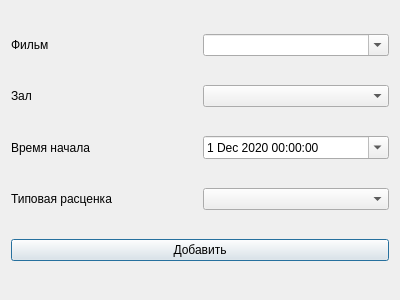
Qt form addsession.ui (dimab0nd/TBD_kursach) before a commit.
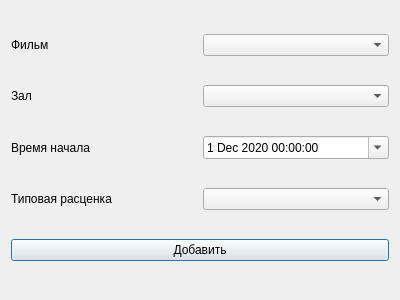
The same form after that commit.

```diff
--- a/addsession.ui
+++ b/addsession.ui
@@ -38,7 +38,7 @@
      <item>
       <widget class="QComboBox" name="filmsBox">
        <property name="editable">
-        <bool>true</bool>
+        <bool>false</bool>
        </property>
       </widget>
      </item>
```
